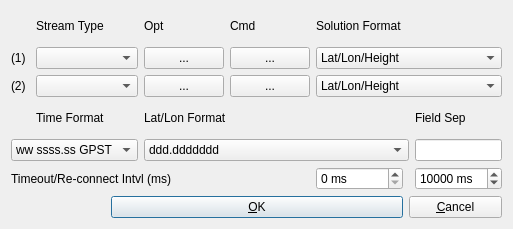
This is app/rtkplot_qt/conndlg.ui in tomojitakasu/RTKLIB as Qt 5 draws it before an edit. The edited form follows.
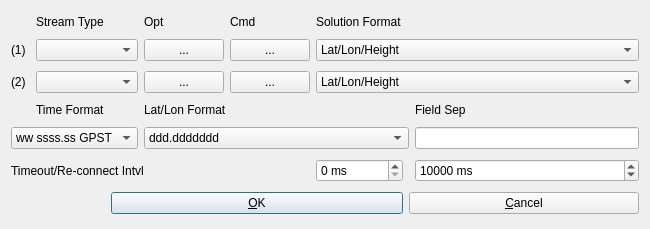
This is the edited form.

What changed in the file:
```diff
--- a/app/rtkplot_qt/conndlg.ui
+++ b/app/rtkplot_qt/conndlg.ui
@@ -6,7 +6,7 @@
    <rect>
     <x>0</x>
     <y>0</y>
-    <width>491</width>
+    <width>650</width>
     <height>229</height>
    </rect>
   </property>
@@ -176,6 +176,12 @@
      <property name="enabled">
       <bool>true</bool>
      </property>
+     <property name="sizePolicy">
+      <sizepolicy hsizetype="Preferred" vsizetype="Fixed">
+       <horstretch>0</horstretch>
+       <verstretch>0</verstretch>
+      </sizepolicy>
+     </property>
      <property name="toolTip">
       <string/>
      </property>
@@ -189,6 +195,12 @@
      <property name="enabled">
       <bool>true</bool>
      </property>
+     <property name="sizePolicy">
+      <sizepolicy hsizetype="Preferred" vsizetype="Fixed">
+       <horstretch>0</horstretch>
+       <verstretch>0</verstretch>
+      </sizepolicy>
+     </property>
      <property name="toolTip">
       <string/>
      </property>
@@ -202,6 +214,12 @@
      <property name="enabled">
       <bool>true</bool>
      </property>
+     <property name="sizePolicy">
+      <sizepolicy hsizetype="Preferred" vsizetype="Fixed">
+       <horstretch>0</horstretch>
+       <verstretch>0</verstretch>
+      </sizepolicy>
+     </property>
      <property name="toolTip">
       <string/>
      </property>
@@ -215,6 +233,12 @@
      <property name="enabled">
       <bool>true</bool>
      </property>
+     <property name="sizePolicy">
+      <sizepolicy hsizetype="Preferred" vsizetype="Fixed">
+       <horstretch>0</horstretch>
+       <verstretch>0</verstretch>
+      </sizepolicy>
+     </property>
      <property name="toolTip">
       <string/>
      </property>
@@ -302,6 +326,12 @@
      <property name="enabled">
       <bool>true</bool>
      </property>
+     <property name="sizePolicy">
+      <sizepolicy hsizetype="Preferred" vsizetype="Fixed">
+       <horstretch>0</horstretch>
+       <verstretch>0</verstretch>
+      </sizepolicy>
+     </property>
      <property name="toolTip">
       <string/>
      </property>
@@ -315,6 +345,12 @@
      <property name="enabled">
       <bool>true</bool>
      </property>
+     <property name="sizePolicy">
+      <sizepolicy hsizetype="Preferred" vsizetype="Fixed">
+       <horstretch>0</horstretch>
+       <verstretch>0</verstretch>
+      </sizepolicy>
+     </property>
      <property name="toolTip">
       <string/>
      </property>
@@ -328,6 +364,12 @@
      <property name="enabled">
       <bool>true</bool>
      </property>
+     <property name="sizePolicy">
+      <sizepolicy hsizetype="Preferred" vsizetype="Fixed">
+       <horstretch>0</horstretch>
+       <verstretch>0</verstretch>
+      </sizepolicy>
+     </property>
      <property name="toolTip">
       <string/>
      </property>
@@ -408,7 +450,7 @@
       <string/>
      </property>
      <property name="text">
-      <string>Timeout/Re-connect Intvl (ms)</string>
+      <string>Timeout/Re-connect Intvl</string>
      </property>
     </widget>
    </item>
```
